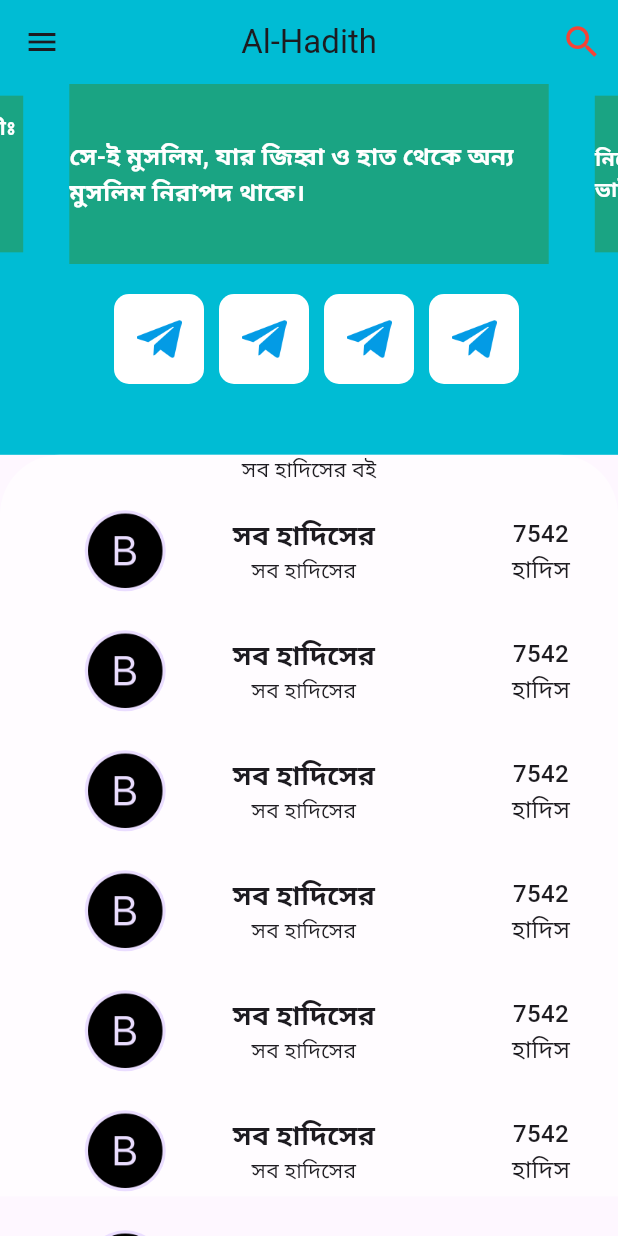
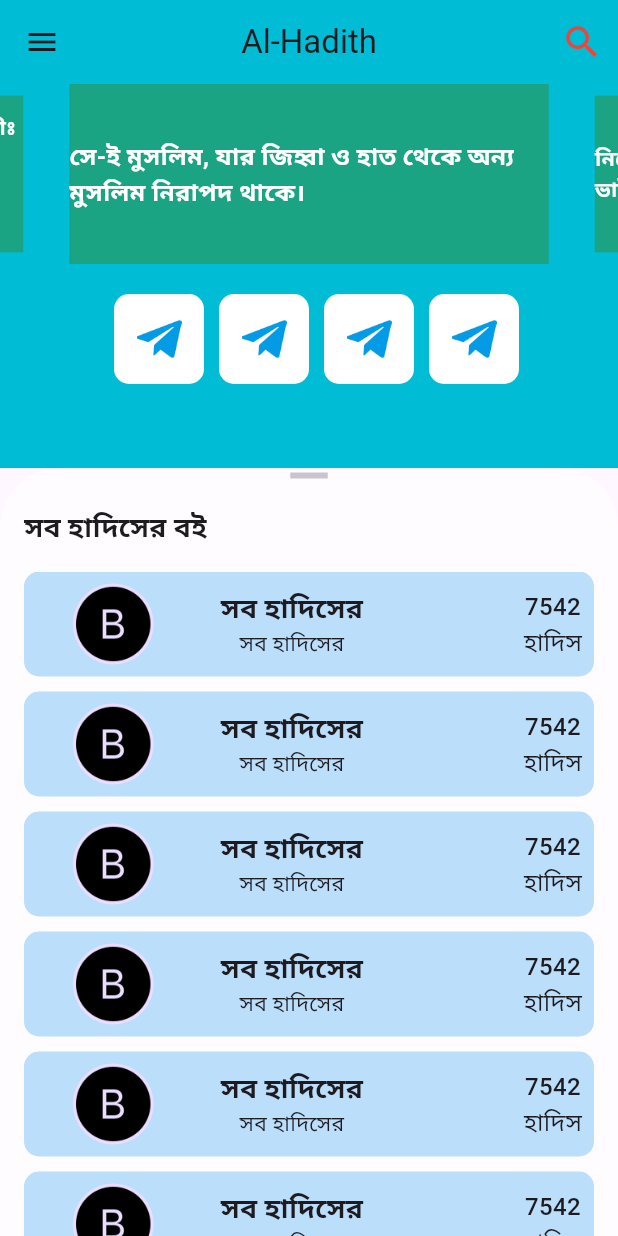
Before and after one commit to faisaldevs/al-hadith, a Flutter app: the screen it shows after launch, on a phone screen of 412 x 824 dp. Run offline on Flutter 3.47's test engine with Material 3 defaults, Android fonts, the phone set to English and light mode, and no system bars; drawn by our look-alikes of carousel_slider, flutter_advanced_drawer; our stand-ins replace drift, get; accounts and stored records are empty.

Commit message:
Home page Ui

```diff
--- a/lib/app/screens/home_page/components/home_list_tile.dart
+++ b/lib/app/screens/home_page/components/home_list_tile.dart
@@ -9,11 +9,14 @@ class HomeListTile extends StatelessWidget {
   @override
   Widget build(BuildContext context) {
     return Container(
-      margin: EdgeInsets.symmetric(horizontal: 16),
-      padding: EdgeInsets.all(8),
+      margin: const EdgeInsets.symmetric(horizontal: 16),
+      padding: const EdgeInsets.all(8),
       width: Get.width,
       height: 70,
-
+      decoration: BoxDecoration(
+        color: Colors.blue[100],
+        borderRadius: BorderRadius.all(Radius.circular(10)),
+      ),
       child: Row(
         mainAxisAlignment: MainAxisAlignment.spaceBetween,
         crossAxisAlignment: CrossAxisAlignment.center,
--- a/lib/app/screens/home_page/homeDetails.dart
+++ b/lib/app/screens/home_page/homeDetails.dart
@@ -19,9 +19,14 @@ class HomeDetails extends StatelessWidget {
   Widget build(BuildContext context) {
     return Scaffold(
       body: SafeArea(
-        child: SingleChildScrollView(
-          child: Column(children: [
-            Container(
+        child: Container(
+          height: Get.height,
+          width: Get.width,
+          child: Column(
+            children: [
+              Expanded(
+                flex: 2,
+                child: Container(
                   height: Get.height * .3,
                   width: Get.width,
                   color: Colors.cyan,
@@ -38,8 +43,9 @@ class HomeDetails extends StatelessWidget {
                     ],
                   ),
                 ),
-            Align(
-              alignment: Alignment.bottomCenter,
+              ),
+              Expanded(
+                flex: 4,
                 child: Container(
                   decoration: const BoxDecoration(
                     color: Colors.white60,
@@ -49,26 +55,66 @@ class HomeDetails extends StatelessWidget {
                   ),
                   height: Get.height * .6,
                   width: Get.width,
+                  // padding: EdgeInsets.only(top: 10),
                   child: Column(
                     children: [
-                    const Text("সব হাদিসের বই"),
+                      const SizedBox(
+                        width: 25,
+                        child: Divider(
+                          height: 10,
+                          thickness: 4,
+                        ),
+                      ),
                       Container(
-                      margin: EdgeInsets.all(8),
-                      width: Get.width,
+                        padding: const EdgeInsets.all(16),
+                        child: const Align(
+                          alignment: FractionalOffset.topLeft,
+                          child: Text(
+                            "সব হাদিসের বই",
+                            style: TextStyle(
+                              fontSize: 18,
+                              fontWeight: FontWeight.w600,
+                            ),
+                          ),
+                        ),
+                      ),
+                      Expanded(
                         child: ListView.builder(
-                        // scrollDirection: Axis.vertical,
+                          // // scrollDirection: Axis.vertical,
                           shrinkWrap: true,
-                        itemCount: 70,
+                          itemCount: 40,
                           itemBuilder: (BuildContext context, int index) {
-                          return Container(child: const HomeListTile(),margin: EdgeInsets.only(bottom: 10),);
+                            return Container(
+                              margin: const EdgeInsets.only(bottom: 10),
+                              child: const HomeListTile(),
+                            );
                           },
                         ),
                       ),
                     ],
                   ),
+                  // SingleChildScrollView(
+                  //   child: Column(
+                  //     children: [
+                  //       // const Text("সব হাদিসের বই"),
+                  //       ListView.builder(
+                  //         // // scrollDirection: Axis.vertical,
+                  //         shrinkWrap: true,
+                  //         itemCount: 40,
+                  //         itemBuilder: (BuildContext context, int index) {
+                  //           return Container(
+                  //             margin: const EdgeInsets.only(bottom: 10),
+                  //             child: const HomeListTile(),
+                  //           );
+                  //         },
+                  //       ),
+                  //     ],
+                  //   ),
+                  // ),
                 ),
               ),
-          ]),
+            ],
+          ),
         ),
       ),
       // drawer:  DrawerUi(),
@@ -266,36 +312,7 @@ class HomeDetails extends StatelessWidget {
 //             const SizedBox(
 //               height: 10,
 //             ),
-//             Expanded(
-//               child: ListView.builder(
-//                 itemCount: items.length,
-//                 itemBuilder: (context, index) {
-//                   return Card(
-//                     child: ListTile(
-//                       onTap: () {
-//                         Navigator.push(
-//                             context,
-//                             MaterialPageRoute(
-//                                 builder: (context) =>
-//                                     DetailPage(item: items[index])));
-//                       },
-//                       title: const Text("bukhari"),
-//                       subtitle: const Text("imam bukhari"),
-//                       trailing: const Column(
-//                         mainAxisAlignment: MainAxisAlignment.center,
-//                         children: [
-//                           Text("2342"),
-//                           SizedBox(
-//                             height: 5,
-//                           ),
-//                           Text("hadis"),
-//                         ],
-//                       ),
-//                     ),
-//                   );
-//                 },
-//               ),
-//             ),
+//         ,
 //           ],
 //         ),
 //       )
```
Lines whose indentation alone changed are shown as unchanged.
